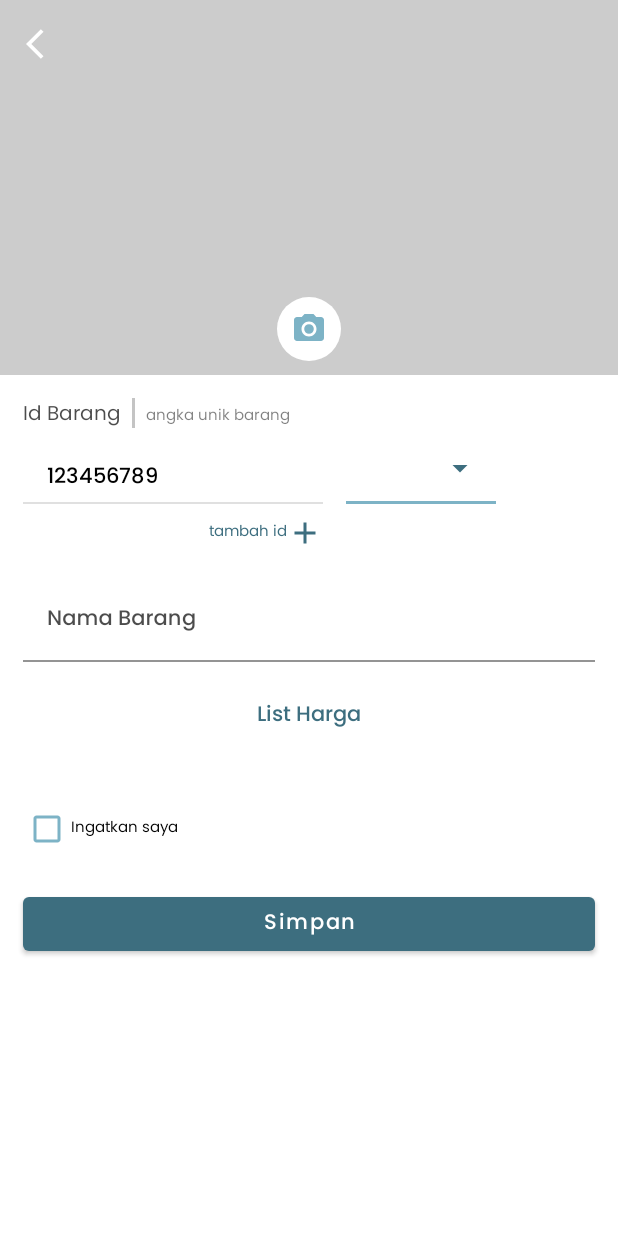
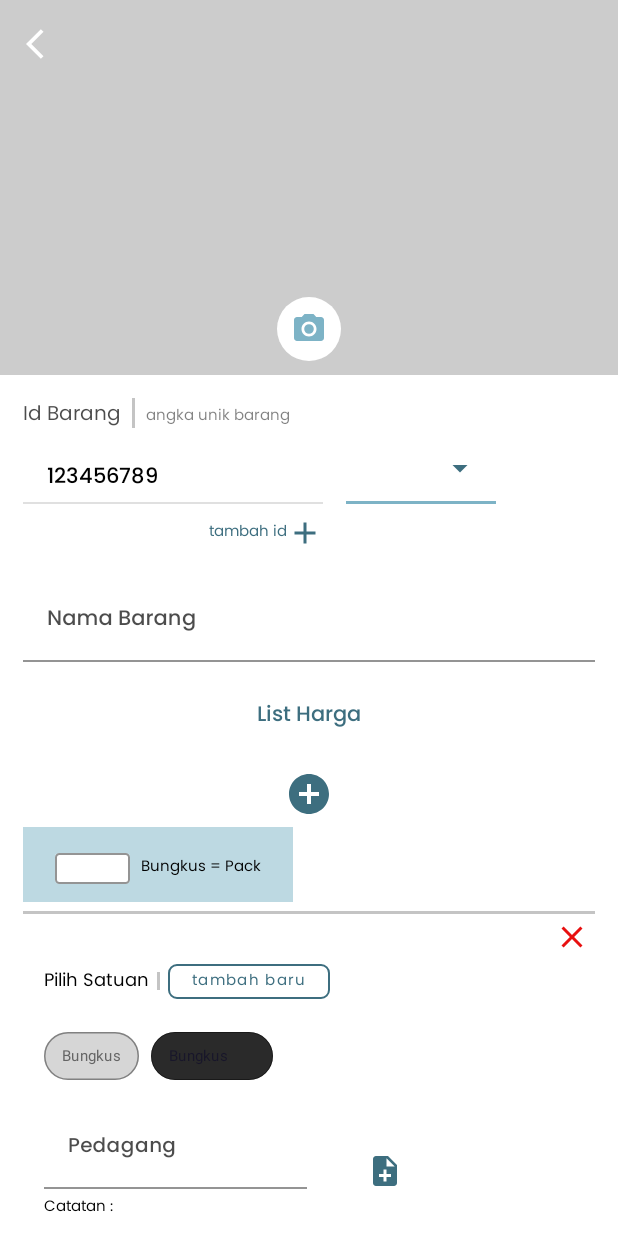
Before and after one commit to m-rizqi/toko-managament-system, an Android app: the screen it shows after launch (NewProductActivity), on a phone screen of 412 x 824 dp. Run offline under Robolectric (Android 15) with nearby library versions, the phone set to English and light mode, and no system bars.

Commit message:
price recycler adapter done, but there is bug in layout

```diff
--- a/app/build.gradle
+++ b/app/build.gradle
@@ -30,8 +30,8 @@ android {
 
 dependencies {
 
-    implementation 'androidx.appcompat:appcompat:1.3.0'
-    implementation 'com.google.android.material:material:1.4.0'
+    implementation 'androidx.appcompat:appcompat:1.4.0'
+    implementation 'com.google.android.material:material:1.3.0'
     implementation 'androidx.constraintlayout:constraintlayout:2.0.4'
     testImplementation 'junit:junit:4.+'
     androidTestImplementation 'androidx.test.ext:junit:1.1.3'
--- a/app/src/main/java/com/example/tokomanagementsystem/view/NewProductActivity.java
+++ b/app/src/main/java/com/example/tokomanagementsystem/view/NewProductActivity.java
@@ -12,7 +12,9 @@ import android.widget.ImageView;
 
 import com.example.tokomanagementsystem.R;
 import com.example.tokomanagementsystem.model.Id;
+import com.example.tokomanagementsystem.model.Price;
 import com.example.tokomanagementsystem.viewmodel.adapter.IdsRecyclerViewAdapter;
+import com.example.tokomanagementsystem.viewmodel.adapter.PriceRecyclerViewAdapter;
 import com.google.android.material.button.MaterialButton;
 import com.google.android.material.textfield.TextInputEditText;
 import com.google.android.material.textfield.TextInputLayout;
@@ -30,6 +32,7 @@ public class NewProductActivity extends AppCompatActivity {
 
     //vars
     IdsRecyclerViewAdapter idsAdapter;
+    PriceRecyclerViewAdapter pricesAdapter;
 
     @Override
     protected void onCreate(Bundle savedInstanceState) {
@@ -65,5 +68,9 @@ public class NewProductActivity extends AppCompatActivity {
         idsRecyclerview.setLayoutManager(new LinearLayoutManager(getApplicationContext()));
         idsRecyclerview.setAdapter(idsAdapter);
 
+        pricesAdapter = new PriceRecyclerViewAdapter(new Price(12L, "Bungkus"));
+        pricesRecylerview.setLayoutManager(new LinearLayoutManager(getApplicationContext()));
+        pricesRecylerview.setAdapter(pricesAdapter);
+
     }
 }
--- a/app/src/main/java/com/example/tokomanagementsystem/viewmodel/adapter/PriceRecyclerViewAdapter.java
+++ b/app/src/main/java/com/example/tokomanagementsystem/viewmodel/adapter/PriceRecyclerViewAdapter.java
@@ -1,25 +1,62 @@
 package com.example.tokomanagementsystem.viewmodel.adapter;
 
+import android.annotation.SuppressLint;
+import android.content.res.ColorStateList;
+import android.graphics.Typeface;
+import android.view.ContextThemeWrapper;
+import android.view.LayoutInflater;
 import android.view.View;
+import android.view.ViewGroup;
 import android.widget.CheckBox;
 import android.widget.ImageButton;
 import android.widget.LinearLayout;
 import android.widget.TextView;
 
 import androidx.annotation.NonNull;
+import androidx.core.content.res.ResourcesCompat;
 import androidx.recyclerview.widget.RecyclerView;
 
+import com.example.tokomanagementsystem.R;
+import com.example.tokomanagementsystem.model.Price;
 import com.google.android.material.button.MaterialButton;
+import com.google.android.material.chip.Chip;
 import com.google.android.material.chip.ChipGroup;
 import com.google.android.material.textfield.TextInputEditText;
 import com.google.android.material.textfield.TextInputLayout;
 
-public class PriceRecyclerViewAdapter {
+import java.util.ArrayList;
 
+public class PriceRecyclerViewAdapter extends RecyclerView.Adapter {
+
+    //vars
+    private ArrayList<Price> priceArrayList = new ArrayList<>();
+    private ArrayList<PriceViewHolder> priceViewHolders = new ArrayList<>();
+
+    public PriceRecyclerViewAdapter(Price price){
+        priceArrayList.add(price);
+    }
+
+    @Override
+    public RecyclerView.ViewHolder onCreateViewHolder(@NonNull  ViewGroup parent, int viewType) {
+        PriceViewHolder priceViewHolder = new PriceViewHolder(LayoutInflater.from(parent.getContext()).inflate(R.layout.recylerview_price_itemlist, null));
+        priceViewHolders.add(priceViewHolder);
+        return priceViewHolder;
+    }
+
+    @Override
+    public void onBindViewHolder(@NonNull  RecyclerView.ViewHolder holder, int position) {
+
+    }
+
+    @Override
+    public int getItemCount() {
+        return priceArrayList.size();
+    }
 
     class PriceViewHolder extends RecyclerView.ViewHolder{
 
         //widgets
+        View view;
         ImageButton addPreviousButton, addNextButton, deletePriceButton, addMerchantNoteButton, addConsumentNoteButton;
         LinearLayout linkPriceLinearLayout;
         TextInputLayout quantityLinkPriceInputLayout, merchantPriceInputLayout, consumentPriceInputLayout;
@@ -33,9 +70,52 @@ public class PriceRecyclerViewAdapter {
         public PriceViewHolder(@NonNull View itemView) {
             super(itemView);
 
+            //extract widgets
+            view = itemView;
+            addPreviousButton = itemView.findViewById(R.id.price_imagebutton_addboxabove);
+            addNextButton = itemView.findViewById(R.id.price_imagebutton_addboxbelow);
+            deletePriceButton = itemView.findViewById(R.id.price_imagebutton_deletebox);
+            addMerchantNoteButton = itemView.findViewById(R.id.price_imagebutton_pedagangaddnote);
+            addConsumentNoteButton = itemView.findViewById(R.id.price_imagebutton_konsumenaddnote);
+            linkPriceLinearLayout = itemView.findViewById(R.id.price_linearlayout_1);
+            quantityLinkPriceInputLayout = itemView.findViewById(R.id.price_inputlayout_1);
+            merchantPriceInputLayout = itemView.findViewById(R.id.price_inputlayout_pedagangprice);
+            consumentPriceInputLayout = itemView.findViewById(R.id.price_inputlayout_konsumenprice);
+            quantityLinkPriceEditText = itemView.findViewById(R.id.price_edittext_1);
+            merchantPriceEditText = itemView.findViewById(R.id.price_edittext_pedagangprice);
+            consumentPriceEditText = itemView.findViewById(R.id.price_edittext_konsumenprice);
+            descriptionLinkPriceTextView = itemView.findViewById(R.id.price_textview_1);
+            addUnitButton = itemView.findViewById(R.id.price_materialbutton_tambahsatuan);
+            unitChipGroup = itemView.findViewById(R.id.price_chipgroup_satuan);
+            visibilityMerchantCheckBox = itemView.findViewById(R.id.price_checkbox_pedagangvisibility);
+            visibilityConsumentCheckbox = itemView.findViewById(R.id.price_checkbox_konsumenvisibility);
+            merchantNoteRecyclerView = itemView.findViewById(R.id.price_recylerview_pedagangnote);
+            consumentNoteRecyclerView = itemView.findViewById(R.id.price_recylerview_konsumennote);
 
+            //widgets configuration
+            addUnitChip("Bungkus");
 
         }
+
+        @SuppressLint("ResourceAsColor")
+        public void addUnitChip(String name){
+            Chip chip = new Chip(new ContextThemeWrapper(view.getContext(), R.style.Widget_MaterialComponents_Chip_Choice));
+            chip.setText(name);
+            chip.setTextColor(R.color.price_chip_text_selector);
+            chip.setTypeface(ResourcesCompat.getFont(view.getContext(), R.font.poppins_w400_regular));
+            chip.setTextSize(10);
+            chip.setBackgroundColor(R.color.price_chip_background_selector);
+            int colorInt = itemView.getResources().getColor(R.color.price_chip_stroke_selector);
+            ColorStateList colorStateList = ColorStateList.valueOf(colorInt);
+            chip.setChipStrokeColor(colorStateList);
+            chip.setChipStrokeWidth(1);
+            chip.setCheckable(true);
+            chip.setClickable(true);
+            chip.setFocusable(true);
+
+            unitChipGroup.addView(chip);
+        }
+
     }
 
 }
--- a/app/src/main/res/layout/recylerview_price_itemlist.xml
+++ b/app/src/main/res/layout/recylerview_price_itemlist.xml
@@ -23,7 +23,6 @@
         android:layout_width="match_parent"
         android:layout_height="wrap_content"
         app:layout_constraintTop_toBottomOf="@id/price_imagebutton_addboxabove"
-        app:layout_constraintLeft_toLeftOf="parent"
         android:orientation="horizontal"
         android:paddingVertical="12dp"
         android:paddingHorizontal="21dp"
@@ -47,11 +46,12 @@
             <com.google.android.material.textfield.TextInputEditText
                 android:id="@+id/price_edittext_1"
                 android:layout_width="match_parent"
-                android:layout_height="24dp"
+                android:layout_height="wrap_content"
                 android:fontFamily="@font/poppins_w400_regular"
                 android:inputType="number"
                 android:textColor="@color/black"
                 android:textSize="10sp"
+                android:padding="2dp"
                 />
 
         </com.google.android.material.textfield.TextInputLayout>
@@ -99,6 +99,7 @@
         app:layout_constraintLeft_toLeftOf="parent"
         android:layout_marginLeft="14dp"
         android:orientation="horizontal"
+        android:gravity="center_vertical"
         >
 
         <TextView
@@ -166,23 +167,6 @@
                 android:textColor="@color/price_chip_text_selector"
                 android:fontFamily="@font/poppins_w400_regular"
                 android:textSize="10sp"
-                android:checked="true"
-                app:chipBackgroundColor="@color/price_chip_background_selector"
-                app:chipStrokeColor="@color/price_chip_stroke_selector"
-                app:chipStrokeWidth="1dp"
-                android:checkable="true"
-                android:clickable="true"
-                android:focusable="true"
-                />
-
-            <com.google.android.material.chip.Chip
-                android:layout_width="wrap_content"
-                android:layout_height="wrap_content"
-                style="@style/Widget.MaterialComponents.Chip.Choice"
-                android:text="Bungkus"
-                android:textColor="@color/price_chip_text_selector"
-                android:fontFamily="@font/poppins_w400_regular"
-                android:textSize="10sp"
                 app:chipBackgroundColor="@color/price_chip_background_selector"
                 app:chipStrokeColor="@color/price_chip_stroke_selector"
                 app:chipStrokeWidth="1dp"
@@ -213,22 +197,20 @@
             style="@style/Widget.MaterialComponents.TextInputLayout.FilledBox"
             android:hint="Pedagang"
             android:textColorHint="#B3000000"
-            app:hintTextColor="#B3000000"
+            app:hintTextColor="@color/blue_dark"
             app:boxStrokeColor="@color/blue_light"
             >
 
-            <EditText
+            <com.google.android.material.textfield.TextInputEditText
                 android:id="@+id/price_edittext_pedagangprice"
                 android:layout_width="match_parent"
                 android:layout_height="wrap_content"
                 android:backgroundTint="@color/white"
+                android:fontFamily="@font/poppins_w500_medium"
+                android:inputType="number"
                 android:lines="1"
-                android:fontFamily="@font/poppins_w500_medium"
-                android:textSize="13sp"
                 android:textColor="@color/black"
-                android:inputType="number"
-                android:paddingBottom="0dp"
-                />
+                android:textSize="13sp" />
 
         </com.google.android.material.textfield.TextInputLayout>
 
@@ -241,6 +223,7 @@
             android:layout_gravity="bottom"
             android:layout_marginLeft="10dp"
             android:background="@drawable/visibility_checkbox_background"
+            android:visibility="visible"
             />
 
         <ImageButton
@@ -303,11 +286,11 @@
             style="@style/Widget.MaterialComponents.TextInputLayout.FilledBox"
             android:hint="Konsumen"
             android:textColorHint="#B3000000"
-            app:hintTextColor="#B3000000"
+            app:hintTextColor="@color/blue_dark"
             app:boxStrokeColor="@color/blue_light"
             >
 
-            <EditText
+            <com.google.android.material.textfield.TextInputEditText
                 android:id="@+id/price_edittext_konsumenprice"
                 android:layout_width="match_parent"
                 android:layout_height="wrap_content"
@@ -317,7 +300,6 @@
                 android:textSize="13sp"
                 android:textColor="@color/black"
                 android:inputType="number"
-                android:paddingBottom="0dp"
                 />
 
         </com.google.android.material.textfield.TextInputLayout>
@@ -331,6 +313,7 @@
             android:layout_gravity="bottom"
             android:layout_marginLeft="10dp"
             android:background="@drawable/visibility_checkbox_background"
+            android:visibility="visible"
             />
 
         <ImageButton
@@ -380,7 +363,7 @@
         android:layout_width="match_parent"
         android:layout_height="2dp"
         app:layout_constraintTop_toBottomOf="@id/price_linearlayout_konsumennote"
-        android:layout_marginTop="14dp"
+        android:layout_marginTop="24dp"
         android:background="#C4C4C4"/>
 
     <ImageButton
```
